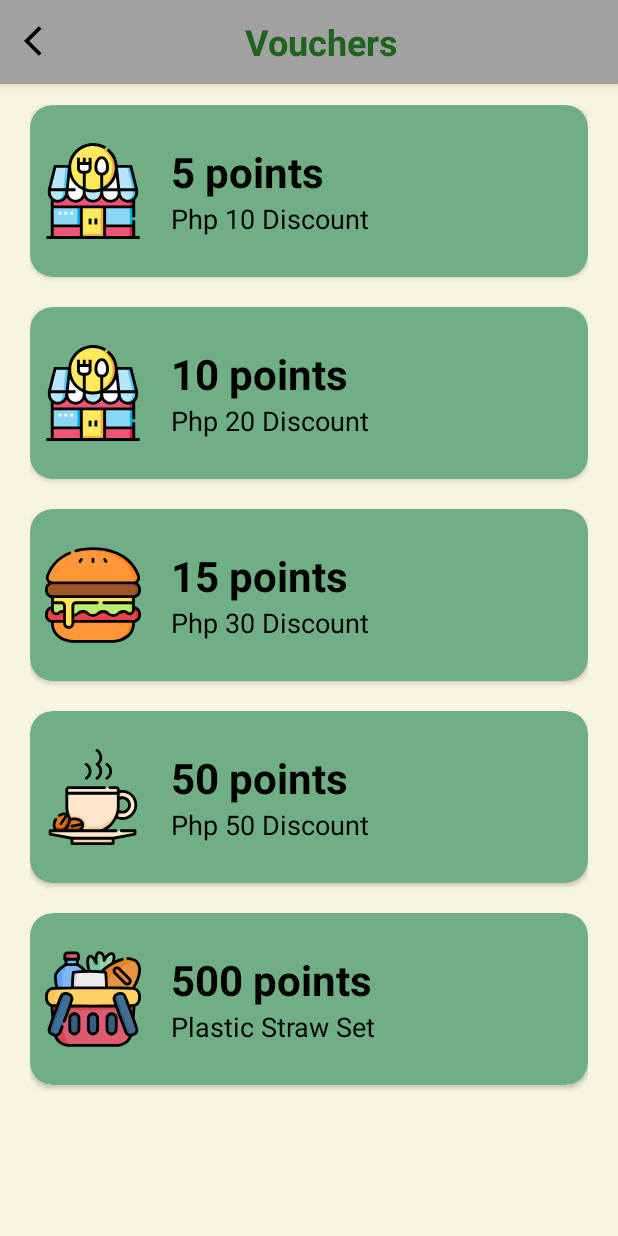
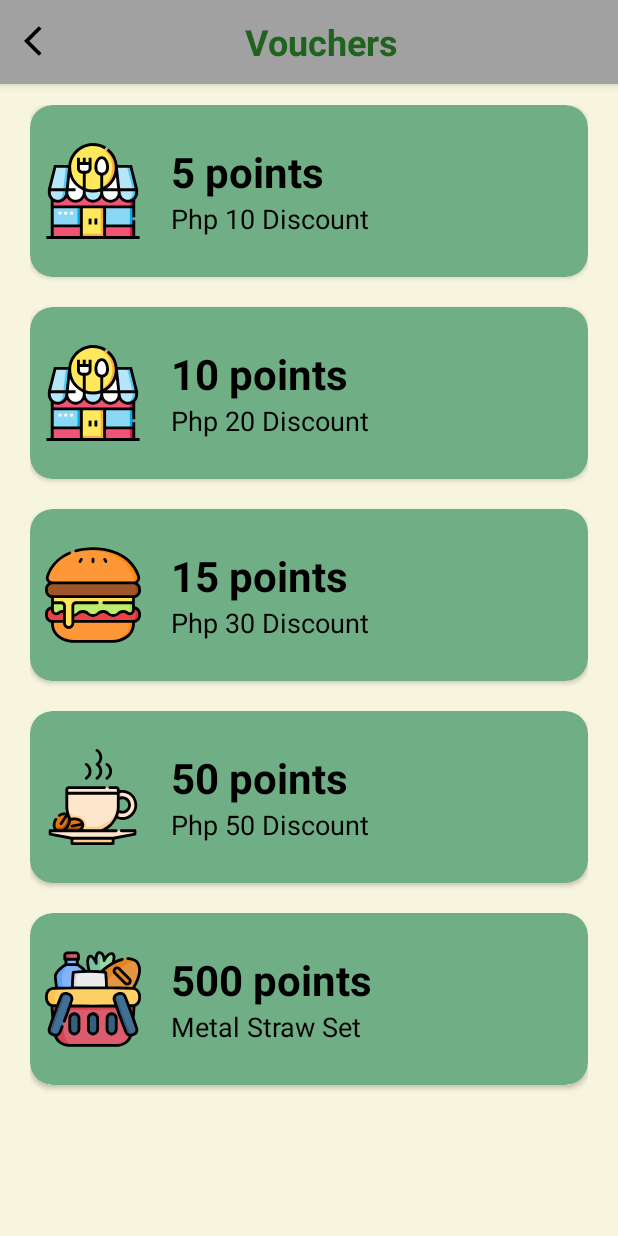
Before and after one commit to hpascua/SegWaste, an Android app: the VoucherActivity screen opened directly, with no data from a screen before it, on a phone screen of 412 x 824 dp. Run offline under Robolectric (Android 15) with nearby library versions, the light colour scheme and no system bars.

Commit message:
Update activity_voucher.xml
Changed typo found in activity_voucher.xml

```diff
--- a/SegWaste (Prototype Android App)/app/src/main/res/layout/activity_voucher.xml
+++ b/SegWaste (Prototype Android App)/app/src/main/res/layout/activity_voucher.xml
@@ -314,7 +314,7 @@
                         <TextView
                             android:layout_width="match_parent"
                             android:layout_height="wrap_content"
-                            android:text="Plastic Straw Set"
+                            android:text="Metal Straw Set"
                             android:textColor="@color/black"
                             android:textSize="18sp"/>
                     </LinearLayout>
```
